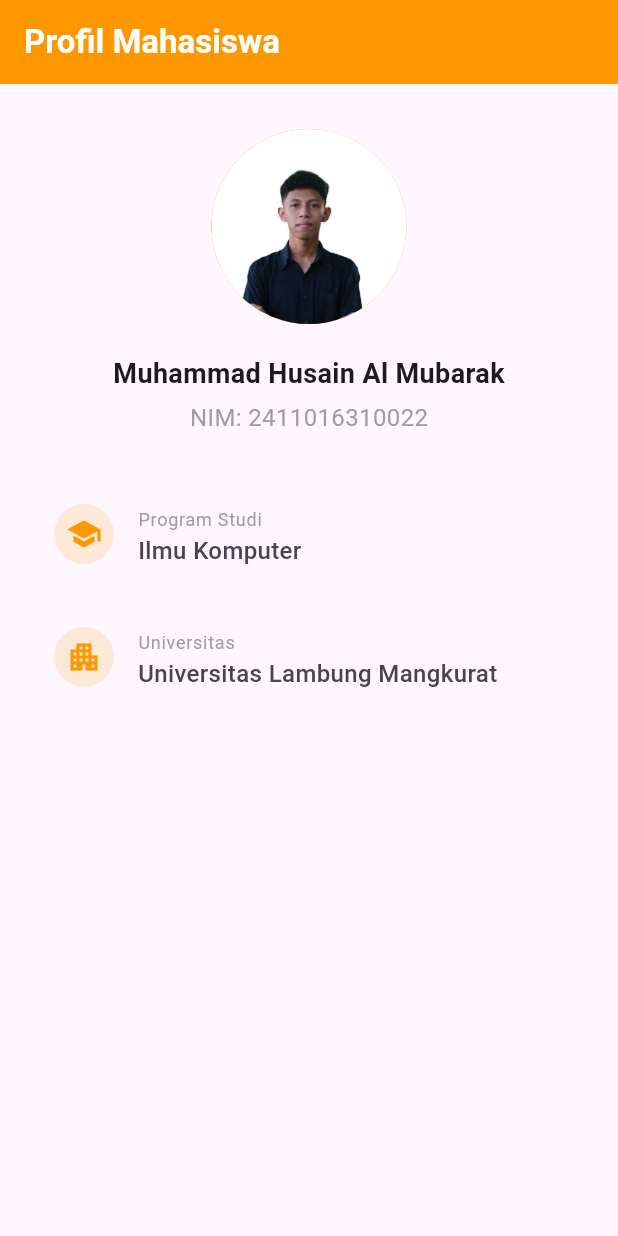
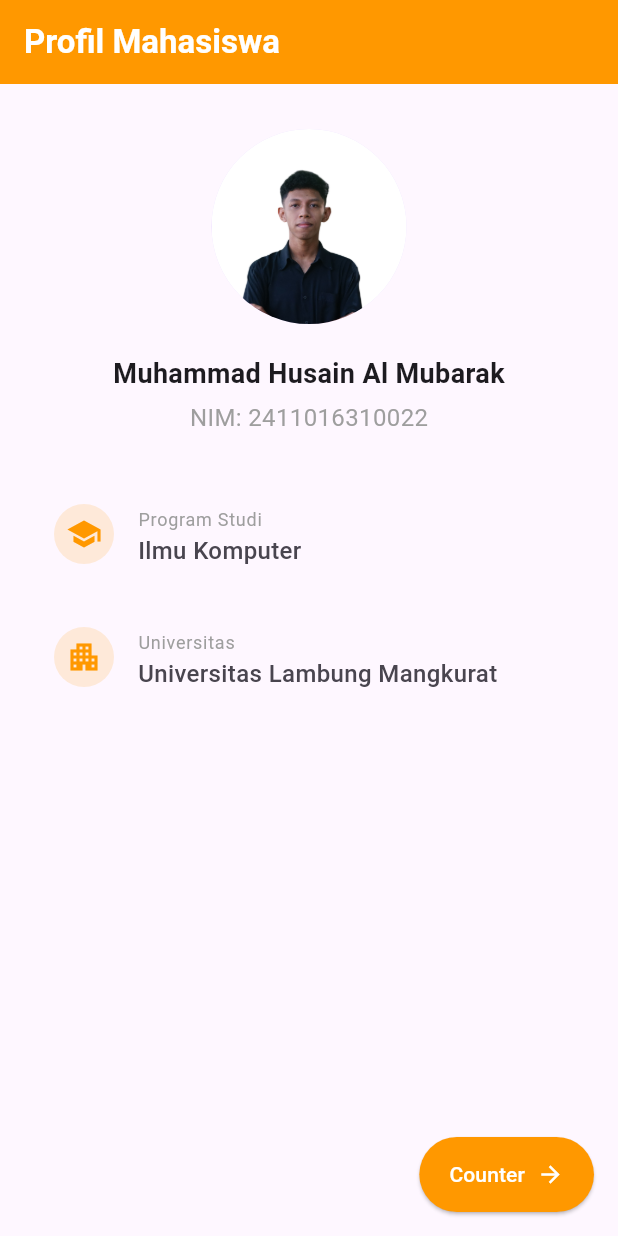
Before and after one commit to husainmubarak/tugas_stateless_dan_statefull_widget, a Flutter app: the screen it shows after launch, on a phone screen of 412 x 824 dp. Run offline on Flutter 3.47's test engine with Material 3 defaults, Android fonts, the light colour scheme and no system bars.

Commit message:
Membuat halaman counter menggunakan stateful widget

```diff
--- a/lib/main.dart
+++ b/lib/main.dart
@@ -1,4 +1,5 @@
 import 'package:flutter/material.dart';
+import 'counter.dart';
 
 void main() {
   runApp(const MainApp());
@@ -11,7 +12,17 @@ class MainApp extends StatelessWidget {
   Widget build(BuildContext context) {
     return MaterialApp(
       debugShowCheckedModeBanner: false,
-      home: Scaffold(
+      home: const ProfilPage(),
+    );
+  }
+}
+
+class ProfilPage extends StatelessWidget {
+  const ProfilPage({super.key});
+
+  @override
+  Widget build(BuildContext context) {
+    return Scaffold(
 
       appBar: AppBar(
         title: const Text(
@@ -19,9 +30,10 @@ class MainApp extends StatelessWidget {
           style: TextStyle(color: Colors.white, fontWeight: FontWeight.bold),
         ),
         backgroundColor: Colors.orange,
+        elevation: 0,
       ),
 
-        body: Center(
+      body: SingleChildScrollView(
         child: Column(
           crossAxisAlignment: CrossAxisAlignment.center,
           children: [
@@ -29,12 +41,11 @@ class MainApp extends StatelessWidget {
 
             const CircleAvatar(
               radius: 65,
-                backgroundColor: Colors.orange,
               backgroundImage: AssetImage('assets/images/profil.png'),
             ),
             const SizedBox(height: 20),
 
-              Text(
+            const Text(
               'Muhammad Husain Al Mubarak',
               style: TextStyle(
                 fontSize: 18,
@@ -43,12 +54,9 @@ class MainApp extends StatelessWidget {
             ),
             const SizedBox(height: 5),
 
-              Text(
+            const Text(
               'NIM: 2411016310022',
-                style: TextStyle(
-                  fontSize: 16,
-                  color: Colors.grey[500],
-                ),
+              style: TextStyle(fontSize: 16, color: Colors.grey),
             ),
             const SizedBox(height: 30),
 
@@ -56,6 +64,7 @@ class MainApp extends StatelessWidget {
               padding: const EdgeInsets.symmetric(horizontal: 20.0),
               child: Column(
                 children: [
+
                   ListTile(
                     leading: CircleAvatar(
                       backgroundColor: Colors.orange.withOpacity(0.15),
@@ -63,14 +72,10 @@ class MainApp extends StatelessWidget {
                     ),
                     title: Text(
                       'Program Studi',
-                        style: TextStyle(fontSize: 12, color: Colors.grey[500]),
-                      ),
+                      style: TextStyle(fontSize: 12, color: Colors.grey)),
                     subtitle: Text(
                       'Ilmu Komputer',
-                        style: TextStyle(
-                          fontSize: 16,
-                          fontWeight: FontWeight.w500,
-                        ),
+                      style: TextStyle(fontSize: 16, fontWeight: FontWeight.w500),
                     ),
                   ),
                   const SizedBox(height: 10),
@@ -82,22 +87,45 @@ class MainApp extends StatelessWidget {
                     ),
                     title: Text(
                       'Universitas',
-                        style: TextStyle(fontSize: 12, color: Colors.grey[500]),
-                      ),
-                      subtitle: const Text(
+                      style: TextStyle(fontSize: 12, color: Colors.grey)),
+                    subtitle: Text(
                       'Universitas Lambung Mangkurat',
-                        style: TextStyle(
-                          fontSize: 16,
-                          fontWeight: FontWeight.w500,
+                      style: TextStyle(fontSize: 16, fontWeight: FontWeight.w500),
                     ),
                   ),
-                    ),
+
                 ],
               ),
             ),
           ],
         ),
       ),
+
+      floatingActionButton: ElevatedButton(
+
+        style: ElevatedButton.styleFrom(
+          backgroundColor: Colors.orange,
+          foregroundColor: Colors.white,
+          padding: const EdgeInsets.symmetric(horizontal: 20, vertical: 15),
+          shape: RoundedRectangleBorder(borderRadius: BorderRadius.circular(30)),
+        ),
+
+        onPressed: () {
+          Navigator.push(
+            context,
+            MaterialPageRoute(builder: (context) => const Counter()),
+          );
+        },
+
+        child: const Row(
+          mainAxisSize: MainAxisSize.min,
+          children: [
+            Text('Counter'),
+            SizedBox(width: 8),
+            Icon(Icons.arrow_forward),
+          ],
+        ),
+
       ),
     );
   }
```
Also changed, not shown: lib/counter.dart (added, +154 -0 lines). Lines whose indentation alone changed are shown as unchanged.
